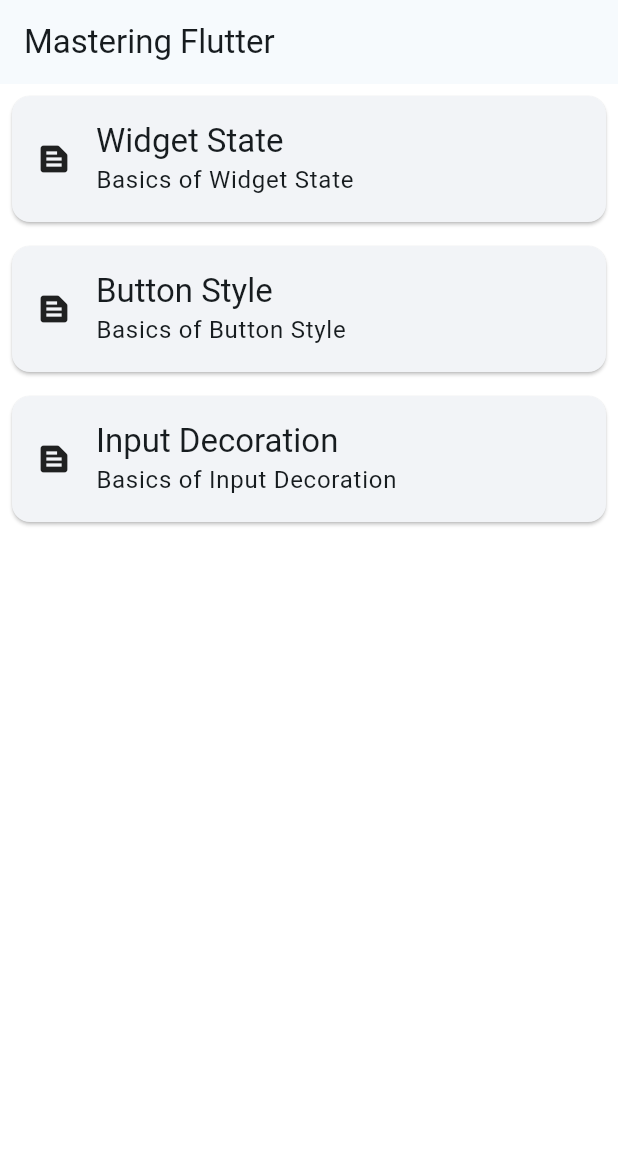
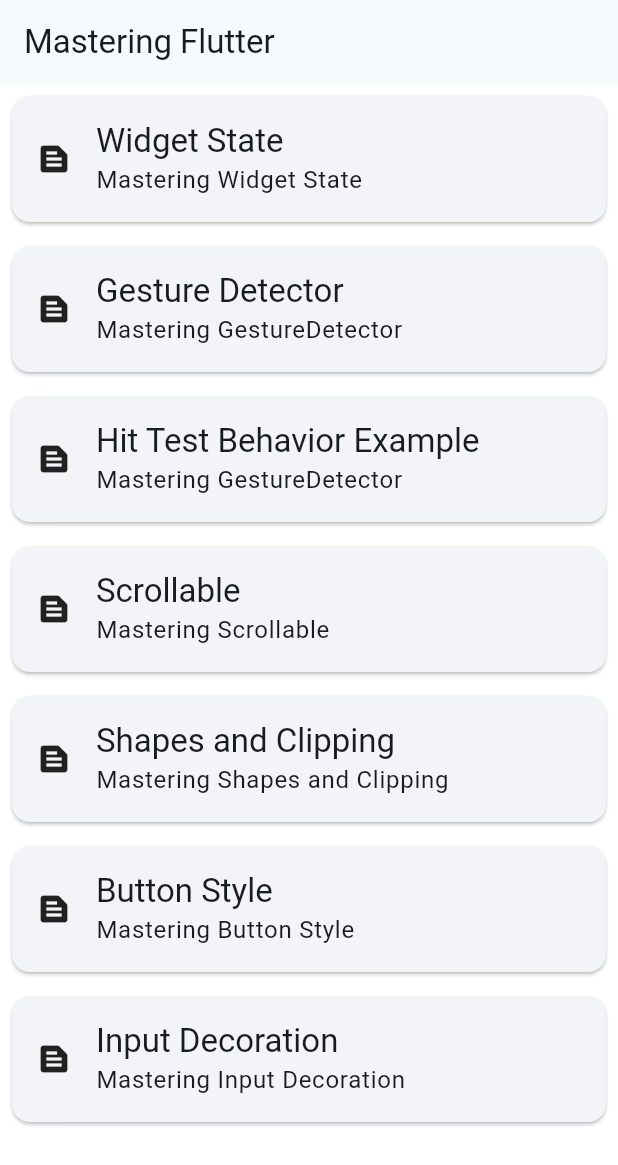
Before and after one commit to Pomis/mastering_flutter, a Flutter app: the screen it shows after launch, on a phone screen of 412 x 824 dp. Shown: the top 1165 px of the screen. Run offline on Flutter 3.47's test engine with Material 3 defaults, Android fonts, the phone set to English and light mode, and no system bars.

Commit message:
Cleaning up the code

```diff
--- a/lib/common/list_item.dart
+++ b/lib/common/list_item.dart
@@ -18,10 +18,11 @@
 
   @override
   Widget build(BuildContext context) {
-    return InkWell(
-      onTap: onTap,
-      child: Card(
-        margin: const EdgeInsets.all(8),
+    return Card(
+      margin: const EdgeInsets.all(8),
+      child: InkWell(
+        onTap: onTap,
+        borderRadius: BorderRadius.circular(12),
         child: Padding(
           padding: const EdgeInsets.all(16),
           child: Row(
--- a/lib/common/navigation_items.dart
+++ b/lib/common/navigation_items.dart
@@ -1,23 +1,48 @@
 
+import 'package:flutter/material.dart';
 import 'package:mastering_flutter/button_style/button_style_example.dart';
 import 'package:mastering_flutter/common/navigation_item.dart';
+import 'package:mastering_flutter/gestures/gestures_page.dart';
+import 'package:mastering_flutter/gestures/hit_test_behavior_example.dart';
 import 'package:mastering_flutter/input_decoration/input_decoration_example.dart';
+import 'package:mastering_flutter/scrollable/scrollable_example.dart';
+import 'package:mastering_flutter/shapes/shapes_example.dart';
 import 'package:mastering_flutter/widget_state/widget_state_example.dart';
 
 final navigationItems = [
   NavigationItem(
     title: "Widget State",
-    subtitle: "Basics of Widget State",
+    subtitle: "Mastering Widget State",
     builder: (context) => const WidgetStateExample(),
   ),
   NavigationItem(
+    title: "Gesture Detector",
+    subtitle: "Mastering GestureDetector",
+    builder: (context) => const GesturesPage(),
+  ),
+  NavigationItem(
+    title: "Hit Test Behavior Example",
+    subtitle: "Mastering GestureDetector",
+    builder: (context) => const HitTestBehaviorExample(),
+  ),
+  NavigationItem(
+    title: "Scrollable",
+    subtitle: "Mastering Scrollable",
+    builder: (context) => const ScrollableExample(physics: BouncingScrollPhysics()),
+  ),
+  NavigationItem(
+    title: "Shapes and Clipping",
+    subtitle: "Mastering Shapes and Clipping",
+    builder: (context) => const ShapesExample(),
+  ),
+  NavigationItem(
     title: "Button Style",
-    subtitle: "Basics of Button Style",
+    subtitle: "Mastering Button Style",
     builder: (context) => const ButtonStyleExample(),
   ),
   NavigationItem(
     title: "Input Decoration",
-    subtitle: "Basics of Input Decoration",
+    subtitle: "Mastering Input Decoration",
     builder: (context) => const InputDecorationExample(),
   ),
 
```
Also changed, not shown: lib/gestures/gestures_page.dart (+16 -10 lines), 1 other file.
